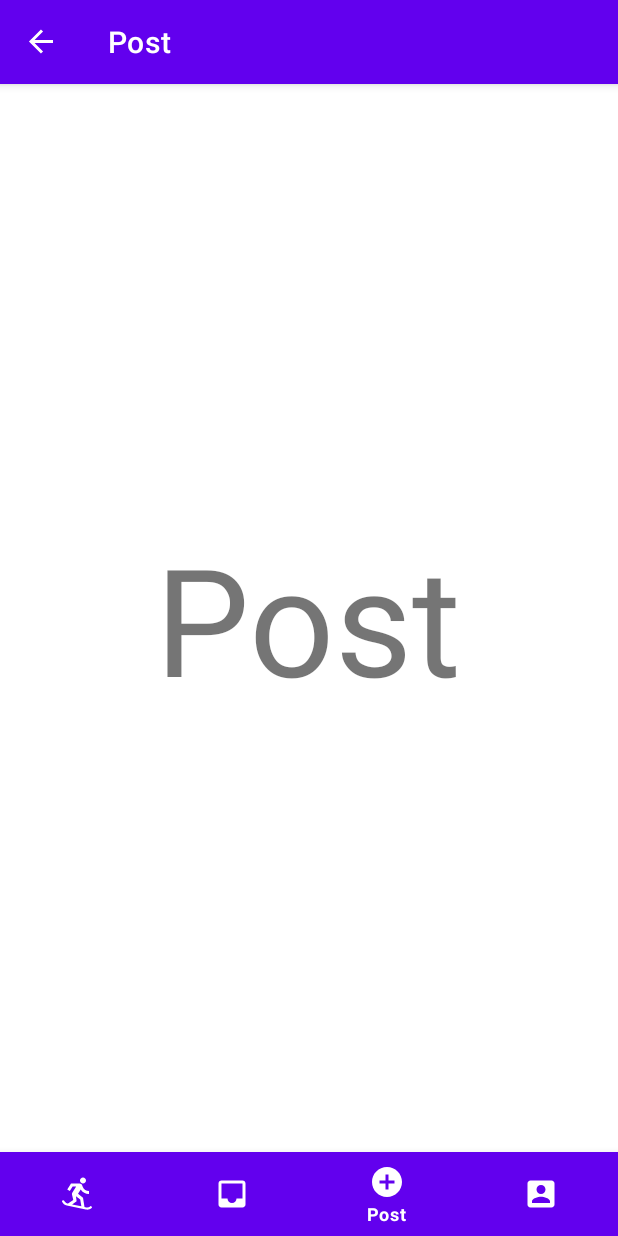
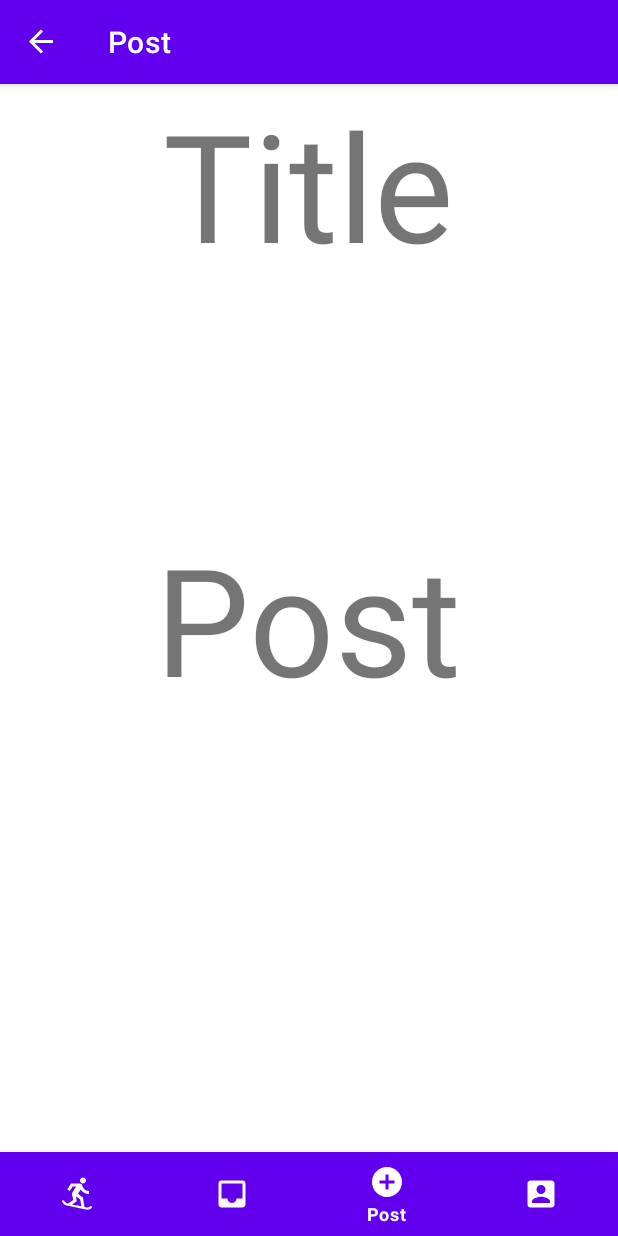
Before and after one commit to SnowHouseNEU/snowhouse, an Android app: the PostFragment screen opened through its navigation route, on a phone screen of 412 x 824 dp. Run offline under Robolectric (Android 15) with nearby library versions, the phone set to English and light mode, and no system bars; our stand-ins replace navigation-ui.

Commit message:
text add in post

```diff
--- a/app/src/main/res/layout/fragment_post.xml
+++ b/app/src/main/res/layout/fragment_post.xml
@@ -12,4 +12,11 @@
         android:text="Post"
         android:textSize="100sp" />
 
+    <TextView
+        android:layout_width="wrap_content"
+        android:layout_height="wrap_content"
+        android:layout_gravity="top|center"
+        android:text="Title"
+        android:textSize="100sp" />
+
 </FrameLayout>
```
